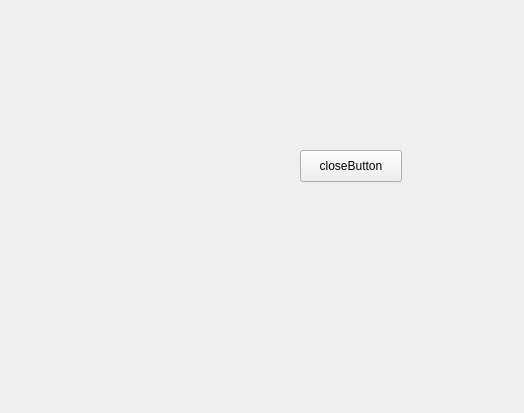
This is yolotool.ui in truettA/strangeTool as Qt 5 draws it before an edit. The edited form follows.
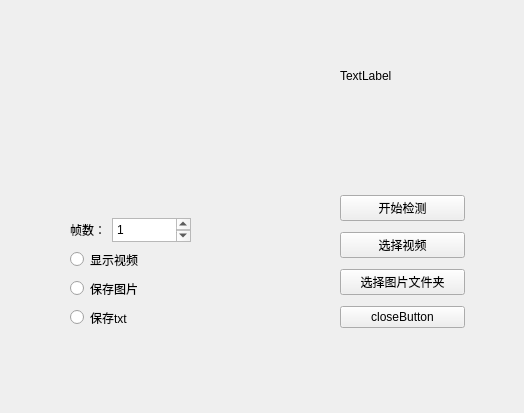
This is the edited form.

Commit message: add yolodetect class

```diff
--- a/yolotool.ui
+++ b/yolotool.ui
@@ -13,19 +13,110 @@
   <property name="windowTitle">
    <string>Form</string>
   </property>
-  <widget class="QPushButton" name="closeShowButton">
+  <widget class="QLabel" name="label_2">
    <property name="geometry">
     <rect>
-     <x>300</x>
-     <y>150</y>
-     <width>102</width>
-     <height>32</height>
+     <x>340</x>
+     <y>20</y>
+     <width>141</width>
+     <height>111</height>
     </rect>
    </property>
    <property name="text">
-    <string>closeButton</string>
+    <string>TextLabel</string>
    </property>
   </widget>
+  <widget class="QWidget" name="">
+   <property name="geometry">
+    <rect>
+     <x>340</x>
+     <y>190</y>
+     <width>125</width>
+     <height>143</height>
+    </rect>
+   </property>
+   <layout class="QVBoxLayout" name="verticalLayout">
+    <item>
+     <widget class="QPushButton" name="startDectButton">
+      <property name="text">
+       <string>开始检测</string>
+      </property>
+     </widget>
+    </item>
+    <item>
+     <widget class="QPushButton" name="selectVideoButton">
+      <property name="text">
+       <string>选择视频</string>
+      </property>
+     </widget>
+    </item>
+    <item>
+     <widget class="QPushButton" name="selectPictureButton">
+      <property name="text">
+       <string>选择图片文件夹</string>
+      </property>
+     </widget>
+    </item>
+    <item>
+     <widget class="QPushButton" name="closeShowButton">
+      <property name="text">
+       <string>closeButton</string>
+      </property>
+     </widget>
+    </item>
+   </layout>
+  </widget>
+  <widget class="QWidget" name="">
+   <property name="geometry">
+    <rect>
+     <x>70</x>
+     <y>218</y>
+     <width>121</width>
+     <height>111</height>
+    </rect>
+   </property>
+   <layout class="QVBoxLayout" name="verticalLayout_2">
+    <item>
+     <layout class="QHBoxLayout" name="horizontalLayout">
+      <item>
+       <widget class="QLabel" name="label">
+        <property name="text">
+         <string>帧数：</string>
+        </property>
+       </widget>
+      </item>
+      <item>
+       <widget class="QPlainTextEdit" name="plainTextEdit">
+        <property name="plainText">
+         <string>1</string>
+        </property>
+       </widget>
+      </item>
+     </layout>
+    </item>
+    <item>
+     <widget class="QRadioButton" name="radioButton">
+      <property name="text">
+       <string>显示视频</string>
+      </property>
+     </widget>
+    </item>
+    <item>
+     <widget class="QRadioButton" name="radioButton_2">
+      <property name="text">
+       <string>保存图片</string>
+      </property>
+     </widget>
+    </item>
+    <item>
+     <widget class="QRadioButton" name="radioButton_3">
+      <property name="text">
+       <string>保存txt</string>
+      </property>
+     </widget>
+    </item>
+   </layout>
+  </widget>
  </widget>
  <resources/>
  <connections/>
```
The commit also changes 3 other files.
